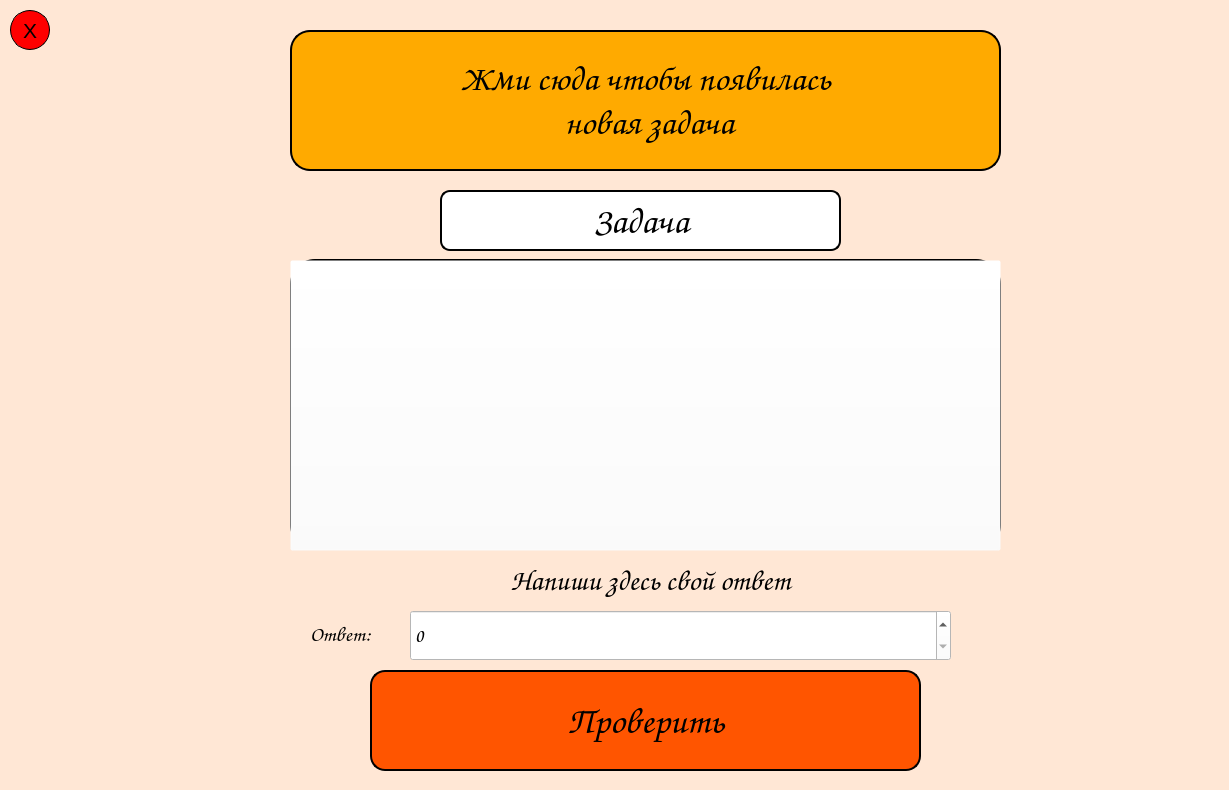
planti45/KidTelligence, file main.ui: the form before one commit.
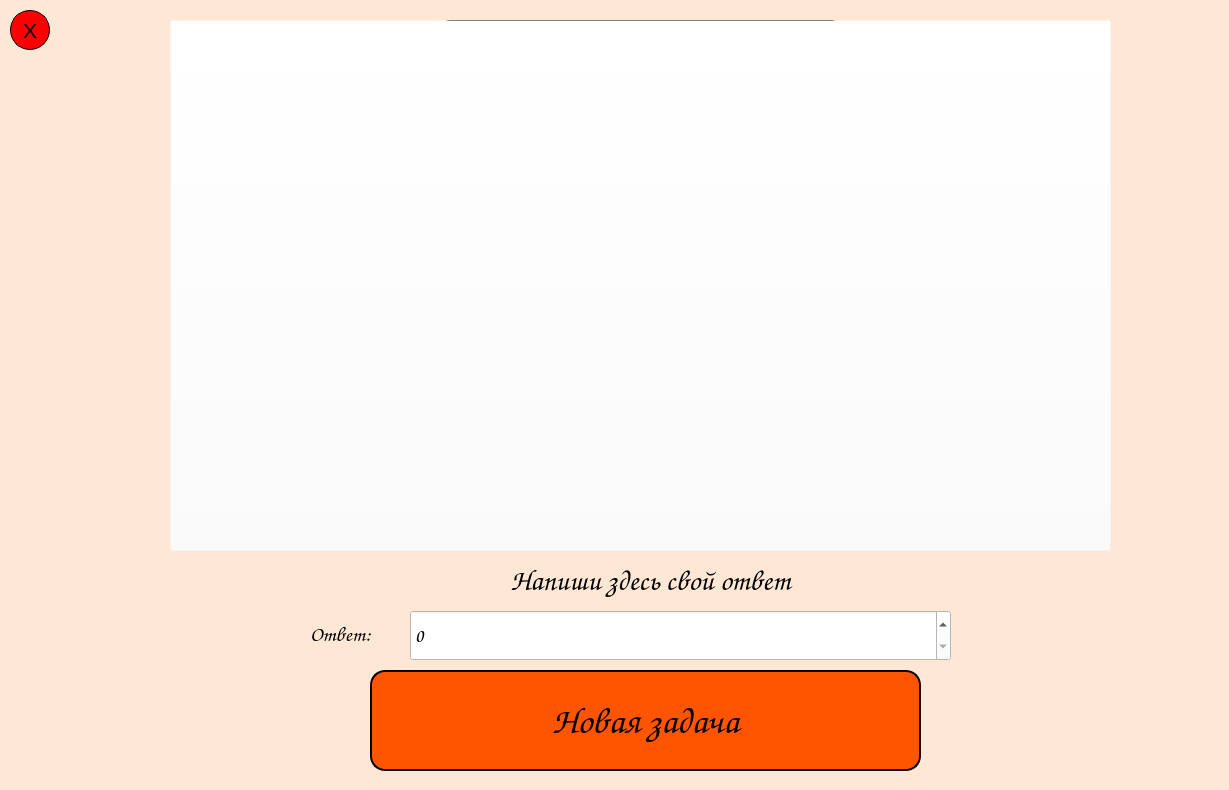
The form after the commit. The open tabs and pages were chosen to show the change. Icons and pictures are not drawn.

Commit message: Сделал еще более понятный интерфейс

Patch:
```diff
--- a/main.ui
+++ b/main.ui
@@ -1009,7 +1009,7 @@
       <property name="geometry">
        <rect>
         <x>500</x>
-        <y>190</y>
+        <y>20</y>
         <width>401</width>
         <height>61</height>
        </rect>
@@ -1036,9 +1036,9 @@
       <property name="geometry">
        <rect>
         <x>350</x>
-        <y>259</y>
+        <y>99</y>
         <width>711</width>
-        <height>291</height>
+        <height>451</height>
        </rect>
       </property>
       <property name="font">
@@ -1053,7 +1053,7 @@
 background-color: rgb(255, 255, 255);</string>
       </property>
       <property name="text">
-       <string/>
+       <string>ЖМИ ЧТОБЫ ПОЯВИЛАСЬ НОВАЯ ЗАДАЧА</string>
       </property>
       <property name="scaledContents">
        <bool>true</bool>
@@ -1084,36 +1084,6 @@
        <string>Ответ:</string>
       </property>
      </widget>
-     <widget class="QPushButton" name="generateTaskButton">
-      <property name="geometry">
-       <rect>
-        <x>350</x>
-        <y>30</y>
-        <width>711</width>
-        <height>141</height>
-       </rect>
-      </property>
-      <property name="font">
-       <font>
-        <family>Comic Sans MS</family>
-        <pointsize>26</pointsize>
-       </font>
-      </property>
-      <property name="styleSheet">
-       <string notr="true">QPushButton#generateTaskButton{
-background-color: rgb(255, 170, 0);
-border-radius: 20px;
-border:2px solid black;
-}
-QPushButton#generateTaskButton:hover{
-background-color: rgb(235, 150, 0)
-}</string>
-      </property>
-      <property name="text">
-       <string>Жми сюда чтобы появилась
- новая задача</string>
-      </property>
-     </widget>
      <widget class="QLabel" name="medalFrame">
       <property name="geometry">
        <rect>
@@ -1272,7 +1242,7 @@
 }</string>
       </property>
       <property name="text">
-       <string>Проверить</string>
+       <string>Новая задача</string>
       </property>
      </widget>
      <widget class="QPushButton" name="quitMainGameButton">
@@ -1360,10 +1330,10 @@
      <widget class="QPushButton" name="anotherGenerateTaskButton">
       <property name="geometry">
        <rect>
-        <x>350</x>
-        <y>260</y>
-        <width>711</width>
-        <height>291</height>
+        <x>230</x>
+        <y>20</y>
+        <width>941</width>
+        <height>531</height>
        </rect>
       </property>
       <property name="styleSheet">
```
Left out of the diff: 5 changed lines with no effect on the pictures. The commit also changes 2 other files.
